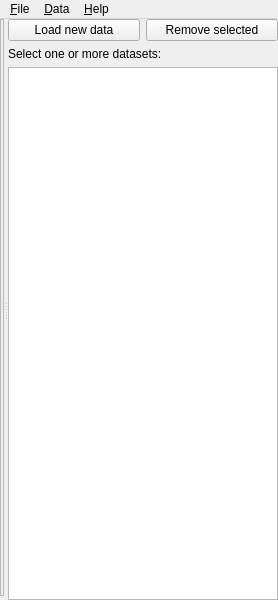
First picture: the form in ufit/gui/main.ui, repository McStasMcXtrace/ufit, before the edit.
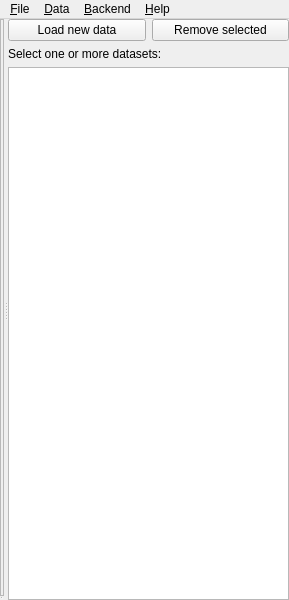
Second picture: the form after the edit. Icons and pictures are not drawn. Custom widgets are drawn as their Qt base class.

Commit message: gui: add menu switches for backends

What changed in the file:
```diff
--- a/ufit/gui/main.ui
+++ b/ufit/gui/main.ui
@@ -6,7 +6,7 @@
    <rect>
     <x>0</x>
     <y>0</y>
-    <width>278</width>
+    <width>289</width>
     <height>600</height>
    </rect>
   </property>
@@ -88,7 +88,7 @@
     <rect>
      <x>0</x>
      <y>0</y>
-     <width>278</width>
+     <width>289</width>
      <height>23</height>
     </rect>
    </property>
@@ -120,8 +120,14 @@
     <addaction name="actionDrawSymbols"/>
     <addaction name="actionConnectData"/>
    </widget>
+   <widget class="QMenu" name="menuBackend">
+    <property name="title">
+     <string>&amp;Backend</string>
+    </property>
+   </widget>
    <addaction name="menuFile"/>
    <addaction name="menuView"/>
+   <addaction name="menuBackend"/>
    <addaction name="menuHelp"/>
   </widget>
   <action name="actionLoad">
```
The commit also changes 3 other files.
